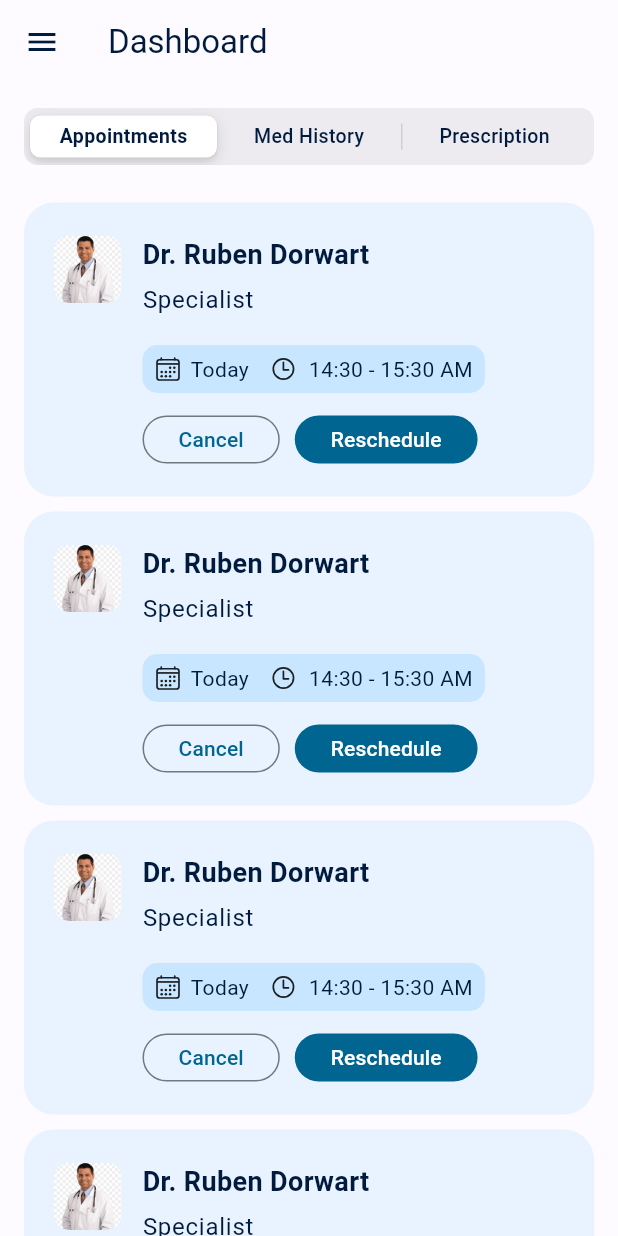
After one commit to AbdulmonemElsherif/ent_clinic, a Flutter app: the PatientDashboardPage screen opened by its route, on a phone screen of 412 x 824 dp. The commit adds this screen. Run offline on Flutter 3.47's test engine with Material 3 defaults, Android fonts, the phone set to English and light mode, and no system bars; our stand-ins replace adaptive_theme, cloud_firestore, datetime_picker_formfield, firebase_auth, firebase_core, ionicons; accounts and stored records are empty.

Commit message:
Patient Dashboard

```diff
--- /dev/null
+++ b/lib/Pages/Patient/appointment_card.dart
@@ -0,0 +1,100 @@
+import 'package:flutter/material.dart';
+import 'package:ionicons/ionicons.dart';
+
+class AppointmentCard extends StatelessWidget {
+  const AppointmentCard({super.key});
+
+  @override
+  Widget build(BuildContext context) {
+    return Container(
+      width: double.maxFinite,
+      padding: const EdgeInsets.symmetric(vertical: 22, horizontal: 20),
+      decoration: BoxDecoration(
+        color: Theme.of(context).colorScheme.primaryContainer.withOpacity(0.4),
+        borderRadius: BorderRadius.circular(20),
+      ),
+      child: Row(
+        crossAxisAlignment: CrossAxisAlignment.start,
+        children: [
+          ClipRRect(
+            borderRadius: BorderRadius.circular(10),
+            child: Image.asset(
+              'assets/images/doctor_2.png',
+              width: 45,
+              fit: BoxFit.cover,
+            ),
+          ),
+          const SizedBox(width: 14),
+          Column(
+            crossAxisAlignment: CrossAxisAlignment.start,
+            children: [
+              Text(
+                "Dr. Ruben Dorwart",
+                style: TextStyle(
+                  fontSize: 18,
+                  fontWeight: FontWeight.bold
+                ),
+              ),
+              const SizedBox(height: 5),
+              Text(
+                "Specialist",
+                style: Theme.of(context).textTheme.bodyLarge
+              ),
+              const SizedBox(height: 18),
+              Container(
+                margin: EdgeInsets.only(bottom:15),
+                padding: const EdgeInsets.symmetric(
+                  vertical: 6,
+                  horizontal: 8.0,
+                ),
+                decoration: BoxDecoration(
+                    color: Theme.of(context).colorScheme.primaryContainer,
+                    borderRadius: BorderRadius.circular(10)),
+                child: const Row(
+                  children: [
+                    Icon(
+                      Ionicons.calendar_outline,
+                      size: 18,
+                      color: Colors.black87,
+                    ),
+                    Padding(
+                      padding: EdgeInsets.only(left: 6, right: 14),
+                      child: Text(
+                        "Today",
+                      ),
+                    ),
+                    Padding(
+                      padding: EdgeInsets.only(right: 8),
+                      child: Icon(
+                        Ionicons.time_outline,
+                        size: 18,
+                      ),
+                    ),
+                    Text(
+                      "14:30 - 15:30 AM",
+                      style: TextStyle(
+                      ),
+                    )
+                  ],
+                ),
+              ),
+              Row(
+                children: [
+                  SizedBox(
+                    height: 32,
+                      child: OutlinedButton(onPressed: (){}, child: const Text("Cancel"))),
+
+                  SizedBox(width: 10,),
+
+                  SizedBox(
+                      height: 32,
+                      child: FilledButton(onPressed: (){}, child: const Text("Reschedule")),),
+                ],
+              )
+            ],
+          )
+        ],
+      ),
+    );
+  }
+}
--- /dev/null
+++ b/lib/Pages/Patient/patient_dashboard.dart
@@ -0,0 +1,74 @@
+import 'package:ent_clinic/Pages/Patient/appointment_card.dart';
+import 'package:ent_clinic/Pages/Patient/prescription_card.dart';
+import 'package:flutter/material.dart';
+import 'package:flutter/cupertino.dart';
+
+class PatientDashboardPage extends StatefulWidget {
+  const PatientDashboardPage({super.key});
+
+  @override
+  _PatientDashboardPageState createState() => _PatientDashboardPageState();
+}
+
+class _PatientDashboardPageState extends State<PatientDashboardPage> {
+
+  int activeIndex = 0;
+
+  final GlobalKey<ScaffoldState> _scaffoldKey = GlobalKey<ScaffoldState>();
+
+
+  @override
+  Widget build(BuildContext context) {
+    return Scaffold(
+      key: _scaffoldKey,
+      appBar: AppBar(
+        title: const Text('Dashboard'),
+        leading: IconButton(
+          icon: const Icon(Icons.menu),
+          onPressed: () {
+            _scaffoldKey.currentState?.openDrawer();
+          },
+        ),
+      ),
+      body: ListView(
+        padding: const EdgeInsets.all(16),
+        children: [
+          CupertinoSlidingSegmentedControl(
+            padding: const EdgeInsets.all(5),
+            groupValue: activeIndex,
+            children:  const{
+            0: Text("Appointments"),
+            1: Text("Med History"),
+            2: Text("Prescription")
+          }, onValueChanged: (value) {
+              setState(() {
+                activeIndex = value!;
+              });
+
+          },
+          ),
+          if (activeIndex == 0) ...[
+                const SizedBox(height: 25),
+                const AppointmentCard(),
+                const SizedBox(height:10),
+                const AppointmentCard(),
+                const SizedBox(height:10),
+                const AppointmentCard(),
+                const SizedBox(height:10),
+                const AppointmentCard()
+          ],
+          if (activeIndex == 2) ...[
+            const SizedBox(height: 25),
+            const PrescriptionCard(),
+            const SizedBox(height:10),
+            const PrescriptionCard(),
+            const SizedBox(height:10),
+            const PrescriptionCard(),
+            const SizedBox(height:10),
+            const PrescriptionCard()
+          ]
+        ],
+      )
+    );
+  }
+}
--- /dev/null
+++ b/lib/Pages/Patient/prescription_card.dart
@@ -0,0 +1,51 @@
+import 'package:flutter/material.dart';
+import 'package:ionicons/ionicons.dart';
+
+class PrescriptionCard extends StatelessWidget {
+  const PrescriptionCard({super.key});
+
+  @override
+  Widget build(BuildContext context) {
+    return Container(
+      width: double.maxFinite,
+      padding: const EdgeInsets.symmetric(vertical: 22, horizontal: 20),
+      decoration: BoxDecoration(
+        color: Theme.of(context).colorScheme.primaryContainer.withOpacity(0.4),
+        borderRadius: BorderRadius.circular(20),
+      ),
+      child: Row(
+        crossAxisAlignment: CrossAxisAlignment.start,
+        children: [
+          ClipRRect(
+            borderRadius: BorderRadius.circular(10),
+            child: const Icon(
+              Ionicons.medkit,
+              size: 45,
+              color: Colors.black87,
+            ),
+
+          ),
+          const SizedBox(width: 14),
+          Column(
+            crossAxisAlignment: CrossAxisAlignment.start,
+            children: [
+              Text(
+                "Medicine A",
+                style: TextStyle(
+                    fontSize: 18,
+                    fontWeight: FontWeight.bold
+                ),
+              ),
+              const SizedBox(height: 5),
+              Text(
+                  "1 Pill Daily",
+                  style: Theme.of(context).textTheme.bodyLarge
+              ),
+
+            ],
+          )
+        ],
+      ),
+    );
+  }
+}
--- a/lib/core/routes/routes.dart
+++ b/lib/core/routes/routes.dart
@@ -1,10 +1,14 @@
 import 'package:ent_clinic/Pages/auth/signin.dart';
 import 'package:ent_clinic/Pages/home/patient/home/patient_home.dart';
 import 'package:flutter/material.dart';
+import 'package:ent_clinic/Pages/Patient/patient_dashboard.dart';
 
 class AppRoutes {
   // Signin page route
   static const String signin = '/signin';
+
+  // Home page route
+  static const String patient = '/patient';
 
   // Home page route
   static const String home = '/home';
@@ -13,4 +17,5 @@ class AppRoutes {
 Map<String, WidgetBuilder> routes = {
   AppRoutes.signin: (context) => const SignInPage(),
   AppRoutes.home: (context) => const PatientHomePage(),
+  AppRoutes.patient: (context) => const PatientDashboardPage(),
 };
--- a/pubspec.yaml
+++ b/pubspec.yaml
@@ -14,6 +14,7 @@ dependencies:
   cloud_firestore: ^4.0.5
   datetime_picker_formfield: ^2.0.1
   adaptive_theme: ^3.6.0
+  ionicons: ^0.2.2
 
 
 
```
Also changed, not shown: assets/images/doctor_2.png (added), pubspec.lock.
